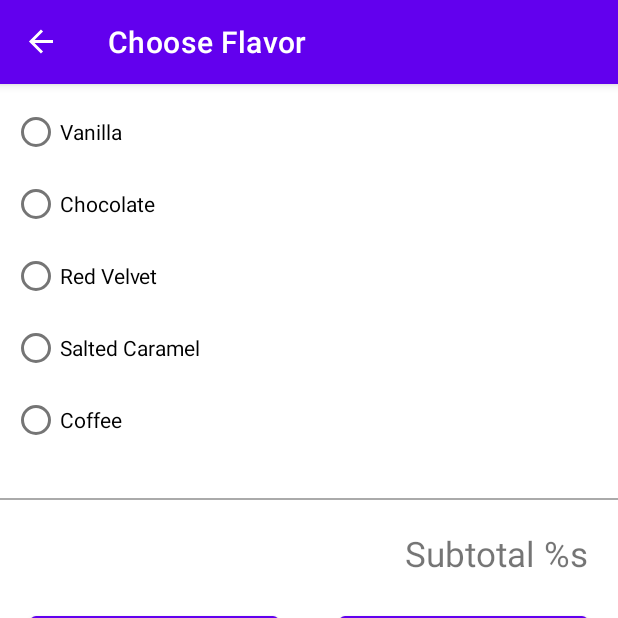
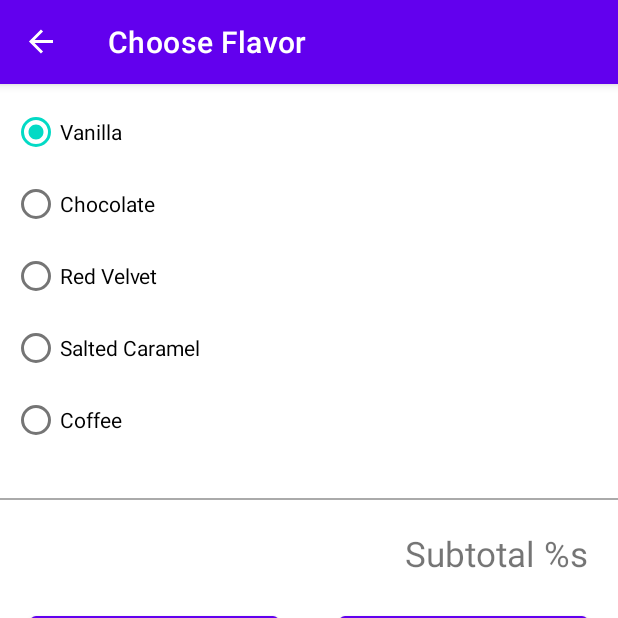
Before and after one commit to gogamid/Cupcake, an Android app: the screen it shows after launch (MainActivity), after a tap on "ONE CUPCAKE", on a phone screen of 412 x 824 dp, the top half of it. Run offline under Robolectric (Android 15) with nearby library versions, the phone set to English and light mode, and no system bars; our stand-ins replace data binding, navigation-ui.

Commit message:
feat: use binding expressions for radio buttons for flavor

```diff
--- a/app/build.gradle
+++ b/app/build.gradle
@@ -41,7 +41,7 @@ dependencies {
     implementation 'androidx.core:core-ktx:1.7.0'
     implementation 'androidx.appcompat:appcompat:1.4.1'
     implementation 'com.google.android.material:material:1.6.0'
-    implementation 'androidx.constraintlayout:constraintlayout:2.1.3'
+    implementation 'androidx.constraintlayout:constraintlayout:2.1.4'
     implementation 'androidx.navigation:navigation-fragment-ktx:2.4.2'
     implementation 'androidx.navigation:navigation-ui-ktx:2.4.2'
     implementation 'androidx.lifecycle:lifecycle-viewmodel-ktx:2.4.1'
--- a/app/src/main/java/com/example/cupcake/fragments/FlavorFragment.kt
+++ b/app/src/main/java/com/example/cupcake/fragments/FlavorFragment.kt
@@ -6,20 +6,28 @@ import android.view.LayoutInflater
 import android.view.View
 import android.view.ViewGroup
 import android.widget.Button
+import androidx.databinding.DataBindingUtil
+import androidx.fragment.app.activityViewModels
 import androidx.navigation.fragment.findNavController
 import com.example.cupcake.R
+import com.example.cupcake.databinding.FragmentFlavorBinding
+import com.example.cupcake.model.OrderViewModel
 
 class FlavorFragment : Fragment() {
-
+  private val sharedViewModel: OrderViewModel by activityViewModels()
+  private lateinit var binding: FragmentFlavorBinding
   override fun onCreateView(
     inflater: LayoutInflater, container: ViewGroup?,
     savedInstanceState: Bundle?
-  ): View? {
+  ): View {
     // Inflate the layout for this fragment
-    return inflater.inflate(R.layout.fragment_flavor, container, false)
+    binding = DataBindingUtil.inflate(inflater, R.layout.fragment_flavor, container, false)
+    return binding.root
   }
 
   override fun onViewCreated(view: View, savedInstanceState: Bundle?) {
+    binding.viewModel = sharedViewModel
+    binding.lifecycleOwner = viewLifecycleOwner
     view.findViewById<Button>(R.id.next_button).setOnClickListener { goToNextScreen() }
   }
 
--- a/app/src/main/java/com/example/cupcake/model/OrderViewModel.kt
+++ b/app/src/main/java/com/example/cupcake/model/OrderViewModel.kt
@@ -1,5 +1,6 @@
 package com.example.cupcake.model
 
+import android.util.Log
 import androidx.lifecycle.LiveData
 import androidx.lifecycle.MutableLiveData
 import androidx.lifecycle.ViewModel
@@ -23,6 +24,7 @@ class OrderViewModel : ViewModel() {
 
   fun setFlavor(flavor: String) {
     _flavor.value = flavor
+    Log.d("test", "Flavor has been set to ${_flavor.value}")
   }
 
   fun setDate(date: String) {
--- a/app/src/main/res/layout/fragment_flavor.xml
+++ b/app/src/main/res/layout/fragment_flavor.xml
@@ -1,8 +1,17 @@
 <?xml version="1.0" encoding="utf-8"?>
 
-<ScrollView xmlns:android="http://schemas.android.com/apk/res/android"
+<layout xmlns:android="http://schemas.android.com/apk/res/android"
     xmlns:app="http://schemas.android.com/apk/res-auto"
-    xmlns:tools="http://schemas.android.com/tools"
+    xmlns:tools="http://schemas.android.com/tools">
+
+    <data>
+
+        <variable
+            name="viewModel"
+            type="com.example.cupcake.model.OrderViewModel" />
+    </data>
+
+    <ScrollView
         android:layout_width="match_parent"
         android:layout_height="match_parent"
         tools:context=".fragments.FlavorFragment">
@@ -23,30 +32,40 @@
                     android:id="@+id/vanilla_rb"
                     android:layout_width="match_parent"
                     android:layout_height="wrap_content"
+                    android:onClick="@{() -> viewModel.setFlavor(@string/vanilla)}"
+                    android:checked="@{viewModel.flavor.equals(@string/vanilla)}"
                     android:text="@string/vanilla" />
 
                 <RadioButton
                     android:id="@+id/choco_rb"
                     android:layout_width="match_parent"
                     android:layout_height="wrap_content"
+                    android:checked="@{viewModel.flavor.equals(@string/chocolate)}"
+                    android:onClick="@{() -> viewModel.setFlavor(@string/chocolate)}"
                     android:text="@string/chocolate" />
 
                 <RadioButton
                     android:id="@+id/velvet_rb"
                     android:layout_width="match_parent"
                     android:layout_height="wrap_content"
+                    android:checked="@{viewModel.flavor.equals(@string/red_velvet)}"
+                    android:onClick="@{() -> viewModel.setFlavor(@string/red_velvet)}"
                     android:text="@string/red_velvet" />
 
                 <RadioButton
                     android:id="@+id/caramel_rb"
                     android:layout_width="match_parent"
                     android:layout_height="wrap_content"
+                    android:checked="@{viewModel.flavor.equals(@string/salted_caramel)}"
+                    android:onClick="@{() -> viewModel.setFlavor(@string/salted_caramel)}"
                     android:text="@string/salted_caramel" />
 
                 <RadioButton
                     android:id="@+id/coffee_rb"
                     android:layout_width="match_parent"
                     android:layout_height="wrap_content"
+                    android:checked="@{viewModel.flavor.equals(@string/coffee)}"
+                    android:onClick="@{() -> viewModel.setFlavor(@string/coffee)}"
                     android:text="@string/coffee" />
 
             </RadioGroup>
@@ -63,8 +82,8 @@
                 android:id="@+id/subtotal_tv"
                 android:layout_width="wrap_content"
                 android:layout_height="wrap_content"
+                android:layout_marginTop="20dp"
                 android:layout_marginEnd="20dp"
-            android:layout_marginTop="20dp"
                 android:text="@string/subtotal"
                 android:textSize="23sp"
                 app:layout_constraintEnd_toEndOf="parent"
@@ -91,3 +110,4 @@
                 app:layout_constraintTop_toBottomOf="@+id/subtotal_tv" />
         </androidx.constraintlayout.widget.ConstraintLayout>
     </ScrollView>
+</layout>
```
Lines whose indentation alone changed are shown as unchanged.
